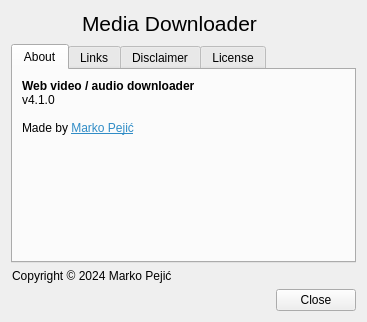
Above: designer/about_dialog.ui from markop404/media-downloader before the change. Below: the same form after it.
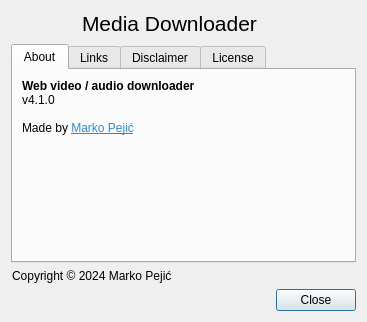
That is the form after the change. Icons and pictures are not drawn.

Diff of the .ui file:
```diff
--- a/designer/about_dialog.ui
+++ b/designer/about_dialog.ui
@@ -379,37 +379,11 @@
     </widget>
    </item>
    <item>
-    <layout class="QHBoxLayout" name="closeButtonLayout">
-     <item>
-      <spacer name="closeButtonLayoutSpacer">
-       <property name="orientation">
-        <enum>Qt::Orientation::Horizontal</enum>
-       </property>
-       <property name="sizeHint" stdset="0">
-        <size>
-         <width>40</width>
-         <height>20</height>
-        </size>
-       </property>
-      </spacer>
-     </item>
-     <item>
-      <widget class="QPushButton" name="closeButton">
-       <property name="focusPolicy">
-        <enum>Qt::FocusPolicy::NoFocus</enum>
-       </property>
-       <property name="text">
-        <string>Close</string>
-       </property>
-       <property name="icon">
-        <iconset theme="QIcon::ThemeIcon::WindowClose"/>
-       </property>
-       <property name="autoDefault">
-        <bool>false</bool>
-       </property>
-      </widget>
-     </item>
-    </layout>
+    <widget class="QDialogButtonBox" name="buttonBox">
+     <property name="standardButtons">
+      <set>QDialogButtonBox::StandardButton::Close</set>
+     </property>
+    </widget>
    </item>
   </layout>
  </widget>
```
